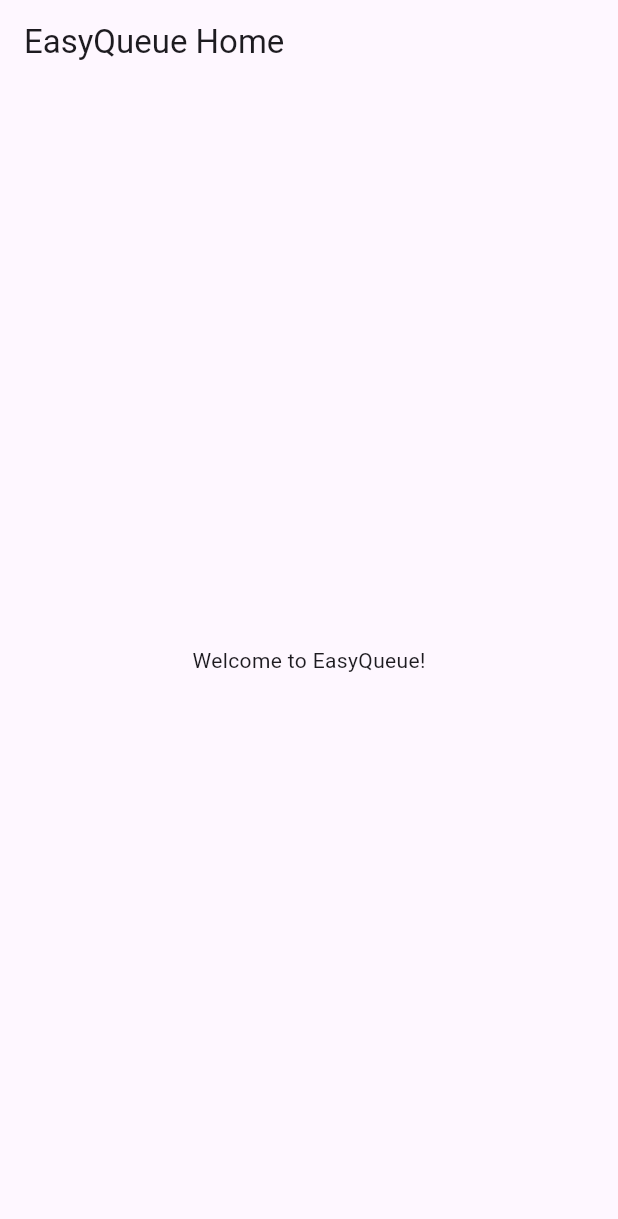
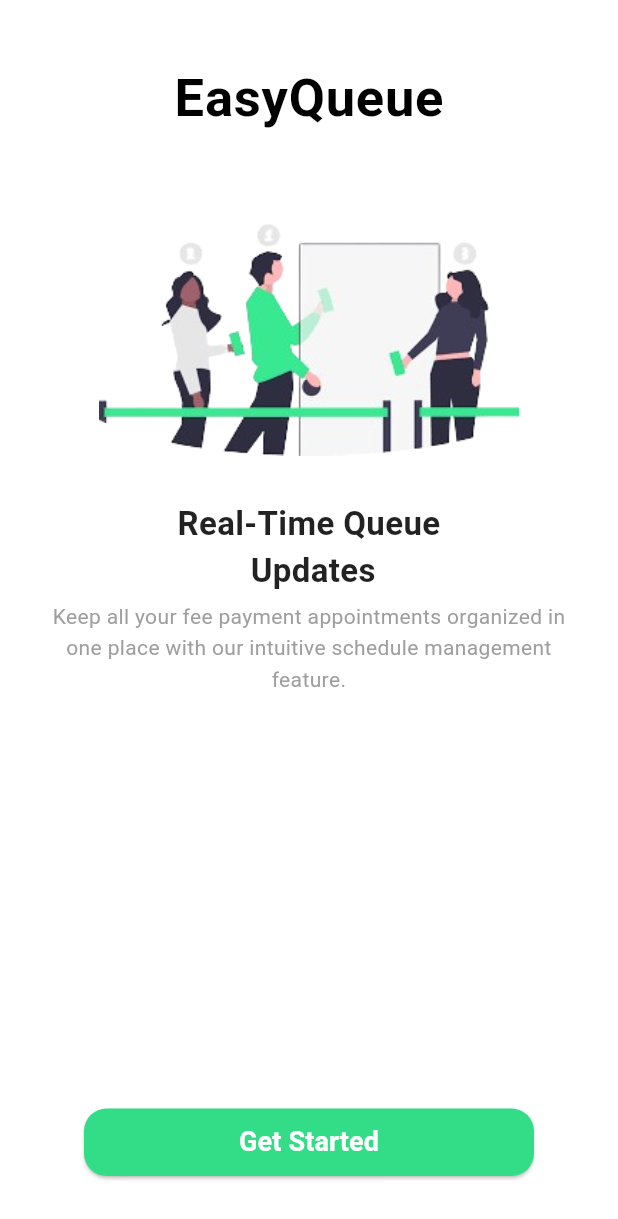
Before and after one commit to GreatnessNkoko/EasyQueue-App, a Flutter app: the screen it shows after launch, on a phone screen of 412 x 824 dp. Shown: the top 1219 px of the screen. Run offline on Flutter 3.47's test engine with Material 3 defaults, Android fonts, the phone set to English and light mode, and no system bars; our stand-ins replace firebase_core, google_fonts; accounts and stored records are empty; Roboto replaces fonts that are missing (Bodoni MT Black).

Commit message:
Updated Welcome Screen UI with correct spacing and button style

```diff
--- a/lib/main.dart
+++ b/lib/main.dart
@@ -1,22 +1,24 @@
 import 'package:firebase_core/firebase_core.dart';
 import 'package:flutter/material.dart';
-import 'package:easyqueue_app/screens/home_screen.dart'; // Ensure the correct path!
+//import 'package:easyqueue_app/screens/home_screen.dart';
+import 'screens/welcome_screen.dart';
+import 'screens/login_screen.dart'; // Ensure you create this screen
+// Ensure the correct path!
 
 void main() async {
-  WidgetsFlutterBinding.ensureInitialized();
-  await Firebase.initializeApp();
-  runApp(MyApp());
+  //WidgetsFlutterBinding.ensureInitialized();
+  //await Firebase.initializeApp();
+  runApp(const MyApp());
 }
 
 class MyApp extends StatelessWidget {
+  const MyApp({super.key});
+
   @override
   Widget build(BuildContext context) {
     return MaterialApp(
-      title: 'EasyQueue App',
-      theme: ThemeData(
-        primarySwatch: Colors.blue,
-      ),
-      home: HomePage(), // Ensure HomePage() exists
+      debugShowCheckedModeBanner: false,
+      home: WelcomeScreen(), // Ensure WelcomeScreen() is here
     );
   }
 }
--- a/lib/screens/welcome_screen.dart
+++ b/lib/screens/welcome_screen.dart
@@ -0,0 +1,113 @@
+import 'package:flutter/material.dart';
+import '../widgets/custom_button.dart';
+import '../widgets/custom_text.dart';
+import 'login_screen.dart'; // Ensure this import exists
+import 'package:google_fonts/google_fonts.dart';
+
+class WelcomeScreen extends StatelessWidget {
+  const WelcomeScreen({super.key});
+
+  @override
+  Widget build(BuildContext context) {
+    return Scaffold(
+      backgroundColor: Colors.white,
+      body: SafeArea(
+        child: Column(
+          crossAxisAlignment: CrossAxisAlignment.center,
+          children: [
+            const SizedBox(height: 40), // Proper spacing from top
+
+            // EasyQueue Title
+            const Center(
+              child: Text(
+                'EasyQueue',
+                style: TextStyle(
+                  fontSize: 35,
+                  fontWeight: FontWeight.bold,
+                  fontFamily: "Bodoni MT Black",
+                  color: Colors.black, // Ensuring exact UI match
+                  letterSpacing: 0.5,
+                ),
+              ),
+            ),
+
+            const SizedBox(height: 50), // Adjusted spacing
+
+            // Welcome Image
+            Center(
+              child: Image.asset(
+                'assets/images/welcome_image.png',
+                width: 280, // Adjusted size
+                fit: BoxFit.cover,
+              ),
+            ),
+
+            const SizedBox(height: 30),
+
+            // Title Text
+            const Text(
+              'Real-Time Queue \n Updates',
+              textAlign: TextAlign.center,
+              style: TextStyle(
+                fontSize: 22,
+                fontWeight: FontWeight.bold,
+                color: Colors.black87,
+              ),
+            ),
+
+            const SizedBox(height: 5),
+
+            // Subtitle Text
+            const Padding(
+              padding: EdgeInsets.symmetric(horizontal: 30),
+              child: Text(
+                'Keep all your fee payment appointments organized in one place with our intuitive schedule management feature.',
+                textAlign: TextAlign.center,
+                style: TextStyle(
+                  fontSize: 14,
+                  color: Colors.grey,
+                  height: 1.5, // Line height adjustment
+                ),
+              ),
+            ),
+
+            const Spacer(), // Pushes content up to balance UI
+
+            // Get Started Button
+            Padding(
+              padding: const EdgeInsets.only(bottom: 40),
+              child: SizedBox(
+                width: 300,
+                height: 45,
+                child: ElevatedButton(
+                  onPressed: () {
+                    // Navigate to Login Screen
+                    // Navigator.push(
+                    // context,
+                    //MaterialPageRoute(
+                    //builder: (context) => const LoginScreen()),
+                    //);
+                  },
+                  style: ElevatedButton.styleFrom(
+                    backgroundColor: Color.fromARGB(255, 51, 221, 135), // Match UI color
+                    shape: RoundedRectangleBorder(
+                      borderRadius:
+                          BorderRadius.circular(15), // Fully rounded button
+                    ),
+                  ),
+                  child: const Text(
+                    'Get Started',
+                    style: TextStyle(
+                        fontSize: 18,
+                        color: Colors.white,
+                        fontWeight: FontWeight.bold),
+                  ),
+                ),
+              ),
+            ),
+          ],
+        ),
+      ),
+    );
+  }
+}
--- a/pubspec.yaml
+++ b/pubspec.yaml
@@ -35,10 +35,10 @@ dependencies:
   cloud_firestore: ^5.4.0
   firebase_storage: ^12.2.0
   firebase_messaging: ^15.1.0
-
   # The following adds the Cupertino Icons font to your application.
   # Use with the CupertinoIcons class for iOS style icons.
   cupertino_icons: ^1.0.6
+  google_fonts: ^6.2.1
 
 dev_dependencies:
   flutter_test:
@@ -56,6 +56,9 @@ dev_dependencies:
 
 # The following section is specific to Flutter packages.
 flutter:
+  assets:
+    - assets/images/welcome_image.png
+
   # The following line ensures that the Material Icons font is
   # included with your application, so that you can use the icons in
   # the material Icons class.
```
Also changed, not shown: lib/widgets/custom_button.dart (added, +48 -0 lines), lib/widgets/custom_input_field.dart (added, +40 -0 lines), lib/widgets/custom_text.dart (added, +28 -0 lines), assets/images/welcome_image.png (added), lib/firebase/firebase_options.dart (added), lib/utils/app_colors.dart (added), lib/utils/app_constants.dart (added), pubspec.lock, 1 other file.
